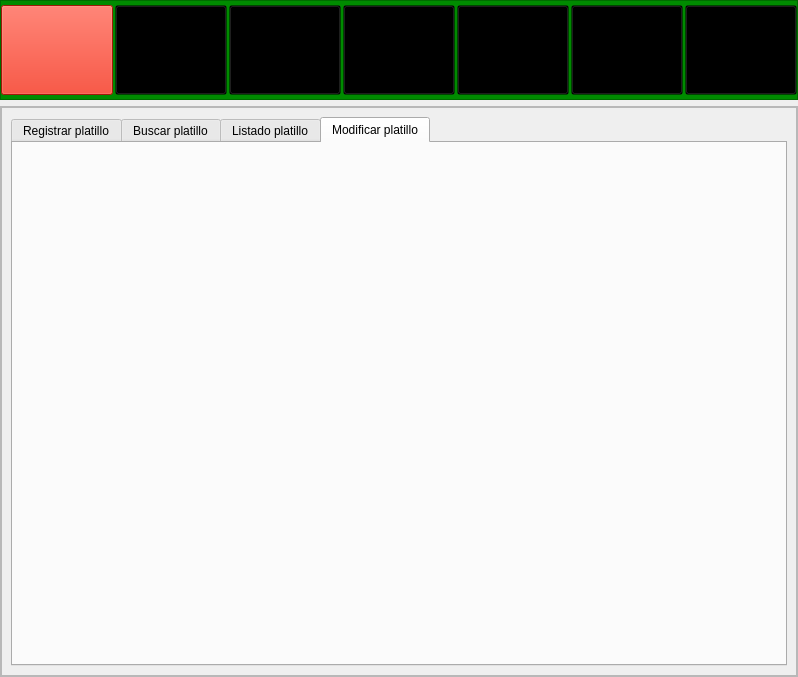
AleHdzB/SPVCM, file mainwindow.ui: the form before one commit.
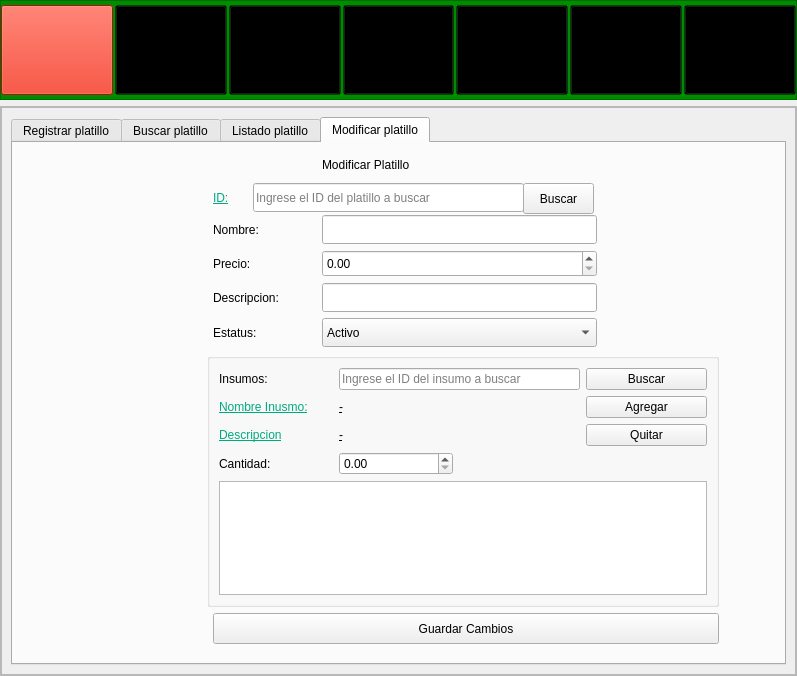
The form after the commit. The open tabs and pages were chosen to show the change. Icons and pictures are not drawn.

Commit message:
Buscar y mostrar Platillos, Buscar Comanda
ENTREGA FINAL

```diff
--- a/mainwindow.ui
+++ b/mainwindow.ui
@@ -6,8 +6,8 @@
    <rect>
     <x>0</x>
     <y>0</y>
-    <width>798</width>
-    <height>677</height>
+    <width>797</width>
+    <height>676</height>
    </rect>
   </property>
   <property name="windowTitle">
@@ -1224,6 +1224,351 @@
                  <attribute name="title">
                   <string>Modificar platillo</string>
                  </attribute>
+                 <widget class="QLineEdit" name="lineEdit_Nombre_Platillo_2">
+                  <property name="geometry">
+                   <rect>
+                    <x>309</x>
+                    <y>72</y>
+                    <width>275</width>
+                    <height>29</height>
+                   </rect>
+                  </property>
+                 </widget>
+                 <widget class="QGroupBox" name="groupBox_12">
+                  <property name="geometry">
+                   <rect>
+                    <x>194</x>
+                    <y>210</y>
+                    <width>512</width>
+                    <height>254</height>
+                   </rect>
+                  </property>
+                  <property name="title">
+                   <string/>
+                  </property>
+                  <layout class="QGridLayout" name="gridLayout_31">
+                   <item row="0" column="0">
+                    <widget class="QLabel" name="label_113">
+                     <property name="text">
+                      <string>Insumos:</string>
+                     </property>
+                    </widget>
+                   </item>
+                   <item row="0" column="1" colspan="2">
+                    <widget class="QLineEdit" name="lineEdit_ID_Insumos_Platillo_Modificar">
+                     <property name="text">
+                      <string/>
+                     </property>
+                     <property name="placeholderText">
+                      <string>Ingrese el ID del insumo a buscar</string>
+                     </property>
+                    </widget>
+                   </item>
+                   <item row="0" column="3">
+                    <widget class="QPushButton" name="pushButton_Buscar_Insumos_Modificar">
+                     <property name="text">
+                      <string>Buscar</string>
+                     </property>
+                    </widget>
+                   </item>
+                   <item row="1" column="0">
+                    <widget class="QLabel" name="label_ID_23">
+                     <property name="styleSheet">
+                      <string notr="true">font: 75 14pt &quot;MS Shell Dlg 2&quot;;
+text-decoration: underline;
+color:rgb(0, 170, 127);
+</string>
+                     </property>
+                     <property name="text">
+                      <string>Nombre Inusmo:</string>
+                     </property>
+                    </widget>
+                   </item>
+                   <item row="1" column="1">
+                    <widget class="QLabel" name="Label_Nombre_Insumo_2">
+                     <property name="styleSheet">
+                      <string notr="true">font: 75 14pt &quot;MS Shell Dlg 2&quot;;
+text-decoration: underline;
+color:rgb(1, 1, 1);</string>
+                     </property>
+                     <property name="text">
+                      <string>-</string>
+                     </property>
+                    </widget>
+                   </item>
+                   <item row="1" column="3">
+                    <widget class="QPushButton" name="pushButton_Agregar_Insumo_2">
+                     <property name="text">
+                      <string>Agregar</string>
+                     </property>
+                    </widget>
+                   </item>
+                   <item row="2" column="0">
+                    <widget class="QLabel" name="label_ID_24">
+                     <property name="styleSheet">
+                      <string notr="true">font: 75 14pt &quot;MS Shell Dlg 2&quot;;
+text-decoration: underline;
+color:rgb(0, 170, 127);
+</string>
+                     </property>
+                     <property name="text">
+                      <string>Descripcion</string>
+                     </property>
+                    </widget>
+                   </item>
+                   <item row="2" column="1">
+                    <widget class="QLabel" name="Label_Descripcion_Insumo_2">
+                     <property name="styleSheet">
+                      <string notr="true">font: 75 14pt &quot;MS Shell Dlg 2&quot;;
+text-decoration: underline;
+color:rgb(1,	1, 1);</string>
+                     </property>
+                     <property name="text">
+                      <string>-</string>
+                     </property>
+                    </widget>
+                   </item>
+                   <item row="3" column="0">
+                    <widget class="QLabel" name="label_ID_25">
+                     <property name="styleSheet">
+                      <string notr="true"/>
+                     </property>
+                     <property name="text">
+                      <string>Cantidad:</string>
+                     </property>
+                    </widget>
+                   </item>
+                   <item row="3" column="1">
+                    <widget class="QDoubleSpinBox" name="SpinBox_Cantidad_Insumo_2">
+                     <property name="decimals">
+                      <number>2</number>
+                     </property>
+                     <property name="minimum">
+                      <double>0.000000000000000</double>
+                     </property>
+                    </widget>
+                   </item>
+                   <item row="3" column="2" colspan="2">
+                    <spacer name="horizontalSpacer_41">
+                     <property name="orientation">
+                      <enum>Qt::Horizontal</enum>
+                     </property>
+                     <property name="sizeHint" stdset="0">
+                      <size>
+                       <width>248</width>
+                       <height>20</height>
+                      </size>
+                     </property>
+                    </spacer>
+                   </item>
+                   <item row="4" column="0" colspan="4">
+                    <widget class="QTableWidget" name="tabla_Modificar_Insumo_Platillo"/>
+                   </item>
+                   <item row="2" column="3">
+                    <widget class="QPushButton" name="pushButton_Quitar_Insumo">
+                     <property name="text">
+                      <string>Quitar</string>
+                     </property>
+                    </widget>
+                   </item>
+                  </layout>
+                 </widget>
+                 <widget class="QLabel" name="label_Nombre_Insumo_6">
+                  <property name="geometry">
+                   <rect>
+                    <x>200</x>
+                    <y>72</y>
+                    <width>103</width>
+                    <height>29</height>
+                   </rect>
+                  </property>
+                  <property name="styleSheet">
+                   <string notr="true">font: 14pt &quot;MS Shell Dlg 2&quot;;</string>
+                  </property>
+                  <property name="text">
+                   <string>Nombre:</string>
+                  </property>
+                 </widget>
+                 <widget class="QLabel" name="label_Existencia_5">
+                  <property name="geometry">
+                   <rect>
+                    <x>200</x>
+                    <y>107</y>
+                    <width>103</width>
+                    <height>27</height>
+                   </rect>
+                  </property>
+                  <property name="styleSheet">
+                   <string notr="true">font: 14pt &quot;MS Shell Dlg 2&quot;;</string>
+                  </property>
+                  <property name="text">
+                   <string>Precio:</string>
+                  </property>
+                 </widget>
+                 <widget class="QLineEdit" name="lineEdit_Descripcion_Platillo_2">
+                  <property name="geometry">
+                   <rect>
+                    <x>309</x>
+                    <y>140</y>
+                    <width>275</width>
+                    <height>29</height>
+                   </rect>
+                  </property>
+                 </widget>
+                 <widget class="QComboBox" name="comboBox_Estatus_Platillo_2">
+                  <property name="geometry">
+                   <rect>
+                    <x>309</x>
+                    <y>175</y>
+                    <width>275</width>
+                    <height>29</height>
+                   </rect>
+                  </property>
+                  <item>
+                   <property name="text">
+                    <string>Activo</string>
+                   </property>
+                  </item>
+                  <item>
+                   <property name="text">
+                    <string>Inactivo</string>
+                   </property>
+                  </item>
+                 </widget>
+                 <widget class="QLabel" name="label_Titulo_Registrar_8">
+                  <property name="geometry">
+                   <rect>
+                    <x>309</x>
+                    <y>7</y>
+                    <width>275</width>
+                    <height>30</height>
+                   </rect>
+                  </property>
+                  <property name="minimumSize">
+                   <size>
+                    <width>30</width>
+                    <height>30</height>
+                   </size>
+                  </property>
+                  <property name="maximumSize">
+                   <size>
+                    <width>1500</width>
+                    <height>200</height>
+                   </size>
+                  </property>
+                  <property name="styleSheet">
+                   <string notr="true">font: 70 20pt &quot;MS Shell Dlg 2&quot;;</string>
+                  </property>
+                  <property name="lineWidth">
+                   <number>-1</number>
+                  </property>
+                  <property name="text">
+                   <string>Modificar Platillo</string>
+                  </property>
+                  <property name="alignment">
+                   <set>Qt::AlignLeading|Qt::AlignLeft|Qt::AlignVCenter</set>
+                  </property>
+                 </widget>
+                 <widget class="QLabel" name="label_ID_27">
+                  <property name="geometry">
+                   <rect>
+                    <x>200</x>
+                    <y>43</y>
+                    <width>103</width>
+                    <height>23</height>
+                   </rect>
+                  </property>
+                  <property name="styleSheet">
+                   <string notr="true">font: 75 14pt &quot;MS Shell Dlg 2&quot;;
+text-decoration: underline;
+color:rgb(0, 170, 127);
+</string>
+                  </property>
+                  <property name="text">
+                   <string>ID:</string>
+                  </property>
+                 </widget>
+                 <widget class="QLabel" name="label_115">
+                  <property name="geometry">
+                   <rect>
+                    <x>200</x>
+                    <y>175</y>
+                    <width>103</width>
+                    <height>29</height>
+                   </rect>
+                  </property>
+                  <property name="text">
+                   <string>Estatus:</string>
+                  </property>
+                 </widget>
+                 <widget class="QPushButton" name="pushButton_Modificar_Platillo">
+                  <property name="geometry">
+                   <rect>
+                    <x>200</x>
+                    <y>470</y>
+                    <width>506</width>
+                    <height>31</height>
+                   </rect>
+                  </property>
+                  <property name="text">
+                   <string>Guardar Cambios</string>
+                  </property>
+                 </widget>
+                 <widget class="QDoubleSpinBox" name="SpinBox_Precio_Platillo_2">
+                  <property name="geometry">
+                   <rect>
+                    <x>309</x>
+                    <y>107</y>
+                    <width>275</width>
+                    <height>27</height>
+                   </rect>
+                  </property>
+                 </widget>
+                 <widget class="QLabel" name="label_Descripcion_5">
+                  <property name="geometry">
+                   <rect>
+                    <x>200</x>
+                    <y>140</y>
+                    <width>103</width>
+                    <height>29</height>
+                   </rect>
+                  </property>
+                  <property name="styleSheet">
+                   <string notr="true">font: 14pt &quot;MS Shell Dlg 2&quot;;</string>
+                  </property>
+                  <property name="text">
+                   <string>Descripcion:</string>
+                  </property>
+                 </widget>
+                 <widget class="QLineEdit" name="lineEdit_ID_Platillo_Modificar">
+                  <property name="geometry">
+                   <rect>
+                    <x>240</x>
+                    <y>40</y>
+                    <width>271</width>
+                    <height>29</height>
+                   </rect>
+                  </property>
+                  <property name="text">
+                   <string/>
+                  </property>
+                  <property name="placeholderText">
+                   <string>Ingrese el ID del platillo a buscar</string>
+                  </property>
+                 </widget>
+                 <widget class="QPushButton" name="pushButton_Buscar_Platillo_Modificar">
+                  <property name="geometry">
+                   <rect>
+                    <x>510</x>
+                    <y>40</y>
+                    <width>71</width>
+                    <height>31</height>
+                   </rect>
+                  </property>
+                  <property name="text">
+                   <string>Buscar</string>
+                  </property>
+                 </widget>
                 </widget>
                </widget>
               </item>
```
Left out of the diff: 994 changed lines with no effect on the pictures. The commit also changes 7 other files.
